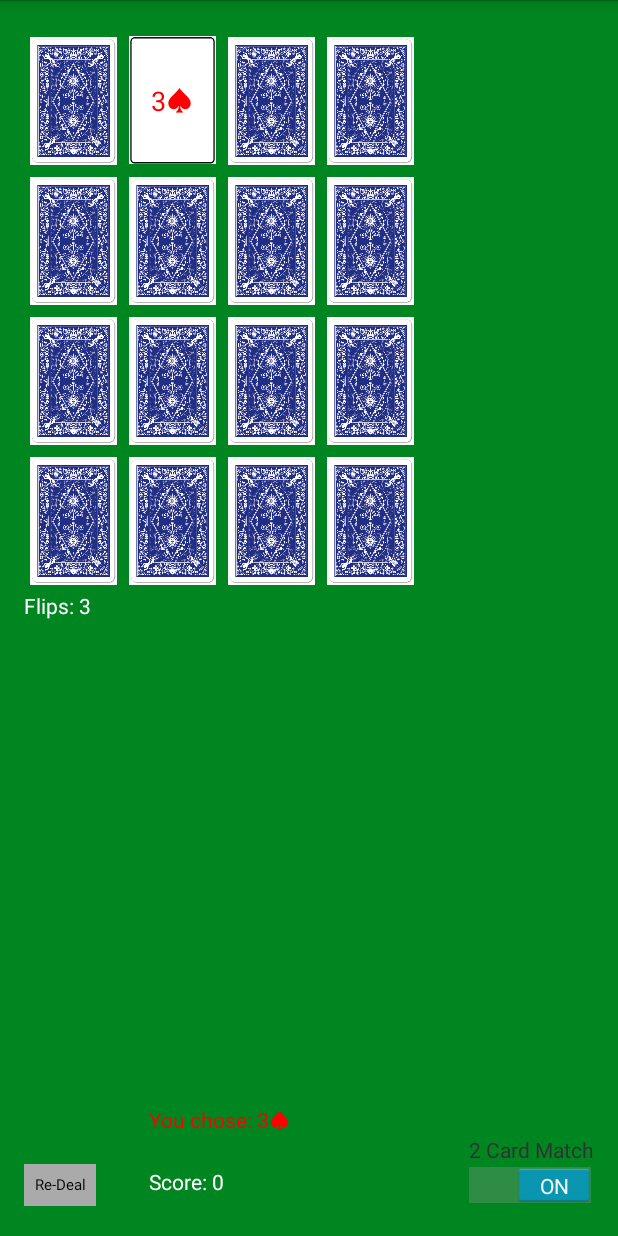
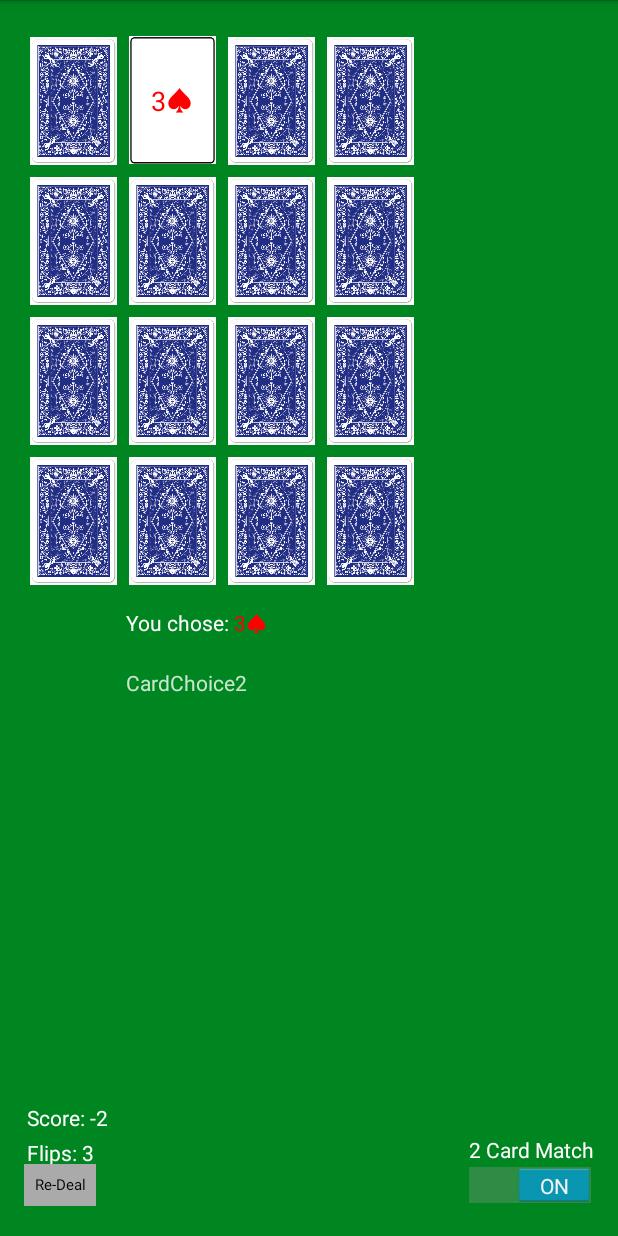
Before and after one commit to Audakel/MobileDev, an Android app: the screen it shows after launch (MyActivity), after a tap on an icon or button, on a phone screen of 412 x 824 dp. Run offline under Robolectric (Android 15) with nearby library versions, the phone set to English and light mode, and no system bars; 2 other taps on this screen came first.

Commit message:
This is a working version

```diff
--- a/app/src/main/java/com/example/root/cardgame/MyActivity.java
+++ b/app/src/main/java/com/example/root/cardgame/MyActivity.java
@@ -3,6 +3,9 @@ package com.example.root.cardgame;
 import android.app.Activity;
 import android.graphics.Color;
 import android.os.Bundle;
+import android.text.SpannableStringBuilder;
+import android.text.Spanned;
+import android.text.style.ForegroundColorSpan;
 import android.view.View;
 import android.view.ViewGroup;
 import android.widget.Button;
@@ -11,6 +14,8 @@ import java.util.ArrayList;
 import java.util.HashMap;
 import java.util.List;
 import java.util.Map;
+import java.util.regex.Matcher;
+import java.util.regex.Pattern;
 
 public class MyActivity extends Activity {
     // Constants
@@ -25,6 +30,10 @@ public class MyActivity extends Activity {
     private int flipCount = 0;
     private int mNumberOfCardsToCompare = TWO_CARD_GAME_MATCH_COUNT;
     private int score = 0;
+    private PlayingCard firstDraw = null;
+    private PlayingCard secondDraw = null;
+    private PlayingCard activityLogCard;
+    private PlayingCard activityLogCard2;
 
     // "Outlets"
 
@@ -32,6 +41,7 @@ public class MyActivity extends Activity {
     private TextView flipCountView;
     private TextView scoreCountView;
     private TextView activityView;
+    private TextView activityView2;
     int count;
 
     @Override
@@ -51,8 +61,10 @@ public class MyActivity extends Activity {
         flipCountView = (TextView) findViewById(R.id.flipCount);
         scoreCountView = (TextView) findViewById(R.id.scoreView);
         activityView = (TextView) findViewById(R.id.activityView);
+        activityView2 = (TextView) findViewById(R.id.activityView2);
         drawDeck();
     }
+
 
     public void drawDeck() {
         int numberOfCards = count;
@@ -65,6 +77,7 @@ public class MyActivity extends Activity {
         }
     }
 
+
     public void drawDeckButton(View v) {
         int numberOfCards = count;
         PlayingCardDeck playingCardDeck = new PlayingCardDeck();
@@ -74,6 +87,11 @@ public class MyActivity extends Activity {
         for (int i = 0; i < numberOfCards; i++) {
             cardMap.put(cardButtons.get(i), (PlayingCard) playingCardDeck.drawRandomCard());
         }
+
+        score = 0;
+        flipCount = 0;
+        firstDraw = null;
+        secondDraw = null;
         updateUI();
     }
 
@@ -91,7 +109,7 @@ public class MyActivity extends Activity {
             if (currentCard.faceUp){
                 cardImageButton.setBackgroundResource(R.drawable.blankplayingcard);
                 cardImageButton.setText(currentCard.getContents());
-
+                //cardImageButton.getBackground().setAlpha(255);
                 if (currentCard.redBlackColor == 0){cardImageButton.setTextColor(Color.BLACK);}
                     else {cardImageButton.setTextColor(Color.RED);}
                 }
@@ -103,14 +121,46 @@ public class MyActivity extends Activity {
             }
 
         //if unplayable
-            if (currentCard.unplayable){
+            if (currentCard.unplayable) {
                 cardImageButton.setBackgroundResource(R.drawable.blankplayingcard);
                 cardImageButton.setText(currentCard.getContents());
-                cardImageButton.setAlpha(128);
+                cardImageButton.setAlpha(50);
 
-                if (currentCard.redBlackColor == 0){cardImageButton.setTextColor(Color.BLACK);}
-                else {cardImageButton.setTextColor(Color.RED);}
+                if (currentCard.redBlackColor == 0){cardImageButton.setTextColor(Color.GRAY);}
+                    else {cardImageButton.setTextColor(Color.rgb(255,102,102));}
+
             }
+        // Configure activity label (report of last action)
+            if (activityLogCard != null){
+
+                if (activityLogCard.redBlackColor == 0){activityView.setTextColor(Color.BLACK);}
+                    else {activityView.setTextColor(Color.RED);}
+
+                activityView.setText("You chose: " + activityLogCard.getContents());
+                {
+                    final Pattern p = Pattern.compile("You chose:");
+                    final Matcher matcher = p.matcher(activityView.getText());
+
+                    final SpannableStringBuilder spannable = new SpannableStringBuilder(activityView.getText());
+                    final ForegroundColorSpan span = new ForegroundColorSpan(Color.WHITE);
+                    while (matcher.find()) {
+                        spannable.setSpan(
+                                span, matcher.start(), matcher.end(), Spanned.SPAN_EXCLUSIVE_EXCLUSIVE
+                        );
+                    }
+                    activityView.setText(spannable);
+                }
+            }
+        // Configure activity label2 (report of last action)
+//            if (activityLogCard2 != null){
+//                activityView2.setText("You chose: " + firstDraw.getContents());
+//
+//                if (activityLogCard2.redBlackColor == 0){
+//                        activityView2.setTextColor(Color.BLACK);
+//                }
+//                else {activityView2.setTextColor(Color.RED);}
+//            }
+
 
         }
 
@@ -125,20 +175,35 @@ public class MyActivity extends Activity {
 
     public void flipOneCard(View v) {
         Button clickedButton = (Button) v;
-
     // use clickedButton to get the Model card object for this button
         PlayingCard card = cardMap.get(clickedButton);
 
-    // Configure activity label (report of last action)
-        activityView.setText("You chose: " + card.getContents());
-
-        if (card.redBlackColor == 0){activityView.setTextColor(Color.BLACK);}
-            else {activityView.setTextColor(Color.RED);}
-
+        activityLogCard = card;
+        activityLogCard2 = firstDraw;
+        firstDraw = secondDraw;
+        secondDraw = card;
         card.faceUp = (!card.isFaceUp());
+        if (!card.faceUp){
+            activityLogCard = null;
+            secondDraw = null;
+            ++score;
+        }
         ++flipCount;
+        --score;
+        checkMatchReturnScore();
         updateUI();
 
         // Modify model, then call updateUI()
     }
+
+
+    public void checkMatchReturnScore(){
+        if (firstDraw != null && secondDraw != null){
+            int updatedScore = firstDraw.compareCardsReturnScore(secondDraw);
+            score += updatedScore;
+            firstDraw = null;
+            secondDraw = null;
+        }
+    }
+
 }
--- a/app/src/main/java/com/example/root/cardgame/PlayingCard.java
+++ b/app/src/main/java/com/example/root/cardgame/PlayingCard.java
@@ -19,7 +19,7 @@ public class PlayingCard extends Card {
 
 
     public static String[] rankStrings() {
-        String[] s = {"?", "A", "2", "3", "4", "5", "6", "7", "8", "9", "10", "J", "Q", "K"};
+        String[] s = {"6", "A", "2", "3", "4", "5", "6", "7", "8", "9", "10", "J", "Q", "K"};
         return s;
     }
 
@@ -46,19 +46,25 @@ public class PlayingCard extends Card {
         int MISMATCH_PENALTY = 1;
         int score = 0;
 
-        PlayingCard card1 = this;
-
-        if (card1.suit.equals(cardToCompare.suit)) {
+        if (this.suit.equals(cardToCompare.suit)) {
             score += SUIT_MATCH_BONUS;
-            card1.unplayable = true;
+            cardToCompare.unplayable = true;
             this.unplayable = true;
         } else score -= MISMATCH_PENALTY;
 
-        if (card1.rankReturn.equals(cardToCompare.rankReturn)) {
+        if (this.rank == (cardToCompare.rank)) {
             score += RANK_MATCH_BONUS;
-            card1.unplayable = true;
+            cardToCompare.unplayable = true;
             this.unplayable = true;
-        } else score -= MISMATCH_PENALTY;
+        }
+
+        if (!(this.rank == (cardToCompare.rank)) && !(this.suit.equals(cardToCompare.suit))){
+            score -= MISMATCH_PENALTY;
+            //this.faceUp = false;
+            //cardToCompare.faceUp = false;
+            cardToCompare.unplayable = false;
+            this.unplayable = false;
+        }
 
         return score;
     }
--- a/app/src/main/res/layout/activity_my.xml
+++ b/app/src/main/res/layout/activity_my.xml
@@ -174,15 +174,17 @@
         android:layout_width="wrap_content"
         android:layout_height="wrap_content"
         android:textAppearance="?android:attr/textAppearanceSmall"
-        android:text="CardChoice"
+        android:text="CardChoice1"
         android:id="@+id/activityView"
         android:layout_toStartOf="@+id/textView"
-        android:layout_toEndOf="@+id/redrawButton"
+        android:layout_toEndOf="@+id/scoreView"
+        android:singleLine="false"
+        android:layout_below="@+id/gridLayout"
+        android:paddingLeft="50dp"
+        android:padding="10dp"
+        android:layout_toRightOf="@+id/scoreView"
         android:layout_toLeftOf="@+id/textView"
-        android:singleLine="false"
-        android:layout_above="@+id/textView"
-        android:layout_alignLeft="@+id/scoreView"
-        android:layout_alignStart="@+id/scoreView" />
+        android:textColor="#c8ffffff" />
 
     <TextView
         android:layout_width="wrap_content"
@@ -191,12 +193,8 @@
         android:text="Flips: 0"
         android:id="@+id/flipCount"
         android:textColor="@android:color/white"
-        android:layout_toStartOf="@+id/scoreView"
-        android:layout_below="@+id/gridLayout"
-        android:layout_alignParentLeft="true"
-        android:layout_alignParentStart="true"
-        android:layout_toLeftOf="@+id/scoreView"
-        android:layout_above="@+id/activityView" />
+        android:padding="2dp"
+        android:layout_alignTop="@+id/textView" />
 
     <TextView
         android:layout_width="wrap_content"
@@ -205,11 +203,11 @@
         android:text="Score: 0"
         android:id="@+id/scoreView"
         android:textColor="#ffffffff"
-        android:layout_alignBaseline="@+id/cardSwitch"
-        android:layout_alignBottom="@+id/cardSwitch"
-        android:layout_toRightOf="@+id/redrawButton"
-        android:layout_toEndOf="@+id/redrawButton"
-        android:layout_marginLeft="35dp" />
+
+        android:padding="2dp"
+        android:layout_above="@+id/flipCount"
+        android:layout_alignLeft="@+id/flipCount"
+        android:layout_alignStart="@+id/flipCount" />
 
     <Button
         style="?android:attr/buttonStyleSmall"
@@ -217,13 +215,12 @@
         android:layout_height="wrap_content"
         android:text="Re-Deal"
         android:id="@+id/redrawButton"
-        android:layout_alignParentLeft="true"
-        android:layout_alignParentStart="true"
-        android:layout_alignBottom="@+id/cardSwitch"
-        android:layout_alignTop="@+id/cardSwitch"
         android:textSize="10dp"
         android:background="@android:color/darker_gray"
-        android:onClick="drawDeckButton" />
+        android:onClick="drawDeckButton"
+        android:layout_alignTop="@+id/cardSwitch"
+        android:layout_alignParentLeft="true"
+        android:layout_alignParentStart="true" />
 
     <Switch
         android:layout_width="wrap_content"
@@ -246,7 +243,24 @@
         android:id="@+id/textView"
         android:layout_above="@+id/cardSwitch"
         android:layout_alignParentRight="true"
-        android:layout_alignParentEnd="true" /><![CDATA[
+        android:layout_alignParentEnd="true"
+        android:textColor="@android:color/white" />
+
+    <TextView
+        android:layout_width="wrap_content"
+        android:layout_height="wrap_content"
+        android:textAppearance="?android:attr/textAppearanceSmall"
+        android:text="CardChoice2"
+        android:id="@+id/activityView2"
+        android:layout_toStartOf="@+id/textView"
+        android:layout_toEndOf="@+id/scoreView"
+        android:singleLine="false"
+        android:paddingLeft="50dp"
+        android:padding="10dp"
+        android:layout_below="@+id/activityView"
+        android:layout_alignLeft="@+id/activityView"
+        android:layout_alignStart="@+id/activityView"
+        android:textColor="#c8ffffff" /><![CDATA[
 
 
 
```
